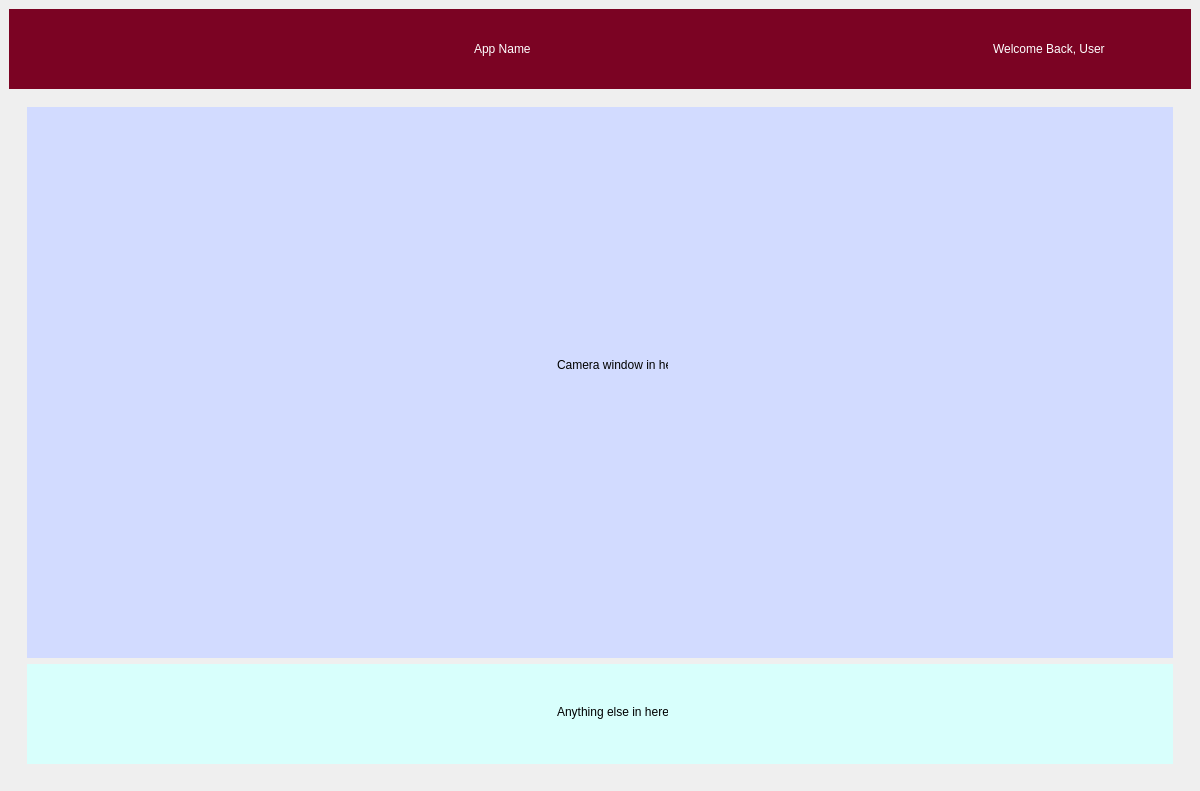
Old version of the form main.ui in the repository chiub2/CMPT496FR.
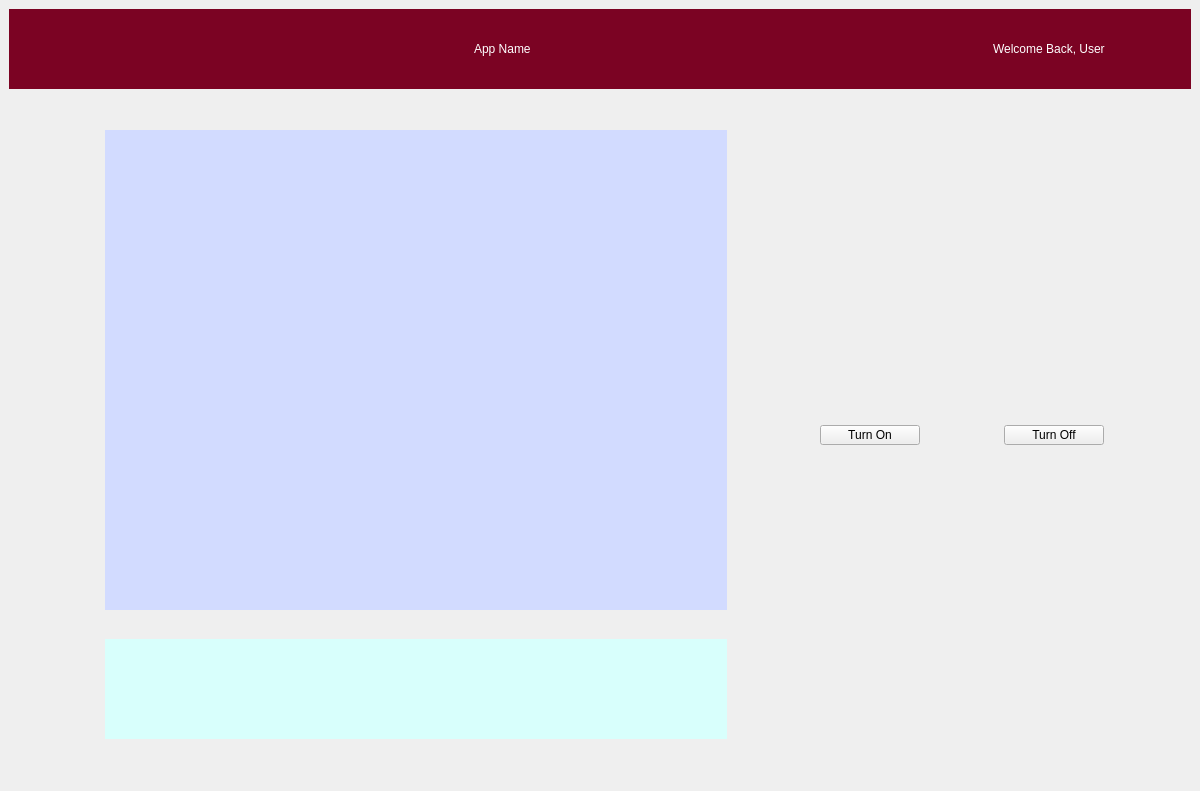
New version of the form. Icons and pictures are not drawn.

Diff of the .ui file:
```diff
--- a/main.ui
+++ b/main.ui
@@ -392,56 +392,77 @@
           <layout class="QHBoxLayout" name="horizontalLayout_9">
            <item>
             <widget class="QWidget" name="widget_9" native="true">
+             <property name="maximumSize">
+              <size>
+               <width>640</width>
+               <height>900</height>
+              </size>
+             </property>
              <layout class="QVBoxLayout" name="verticalLayout_12">
+              <property name="rightMargin">
+               <number>9</number>
+              </property>
               <item>
-               <widget class="QWidget" name="widget_10" native="true">
+               <widget class="QWidget" name="camera_interface" native="true">
+                <property name="maximumSize">
+                 <size>
+                  <width>640</width>
+                  <height>480</height>
+                 </size>
+                </property>
                 <property name="styleSheet">
                  <string notr="true">background-color: rgb(210, 219, 255);</string>
                 </property>
-                <widget class="QLabel" name="label_2">
-                 <property name="geometry">
-                  <rect>
-                   <x>530</x>
-                   <y>250</y>
-                   <width>111</width>
-                   <height>16</height>
-                  </rect>
-                 </property>
-                 <property name="text">
-                  <string>Camera window in here</string>
-                 </property>
-                </widget>
                </widget>
               </item>
               <item>
                <widget class="QWidget" name="widget_11" native="true">
                 <property name="maximumSize">
                  <size>
-                  <width>16777215</width>
+                  <width>640</width>
                   <height>100</height>
                  </size>
                 </property>
                 <property name="styleSheet">
                  <string notr="true">background-color: rgb(216, 255, 252);</string>
                 </property>
-                <widget class="QLabel" name="label_6">
-                 <property name="geometry">
-                  <rect>
-                   <x>530</x>
-                   <y>40</y>
-                   <width>111</width>
-                   <height>16</height>
-                  </rect>
-                 </property>
-                 <property name="text">
-                  <string>Anything else in here</string>
-                 </property>
-                </widget>
                </widget>
               </item>
              </layout>
             </widget>
            </item>
+           <item>
+            <widget class="QPushButton" name="camera_on_button">
+             <property name="maximumSize">
+              <size>
+               <width>100</width>
+               <height>20</height>
+              </size>
+             </property>
+             <property name="text">
+              <string>Turn On</string>
+             </property>
+            </widget>
+           </item>
+           <item>
+            <widget class="QPushButton" name="camera_off_button">
+             <property name="maximumSize">
+              <size>
+               <width>100</width>
+               <height>20</height>
+              </size>
+             </property>
+             <property name="text">
+              <string>Turn Off</string>
+             </property>
+             <property name="iconSize">
+              <size>
+               <width>5</width>
+               <height>5</height>
+              </size>
+             </property>
+            </widget>
+           </item>
           </layout>
          </widget>
          <widget class="QWidget" name="manageStudentsPage">
```
Left out of the diff: 14 changed lines with no effect on the pictures.
